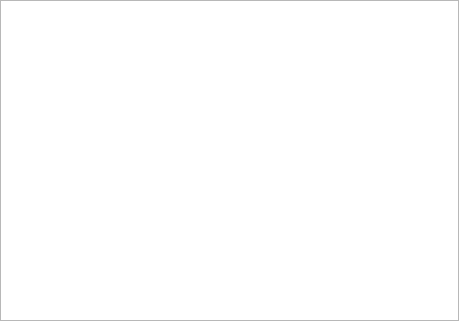
Qt form dcs/client/ui/log.ui (CLSA/cypress) before a commit.
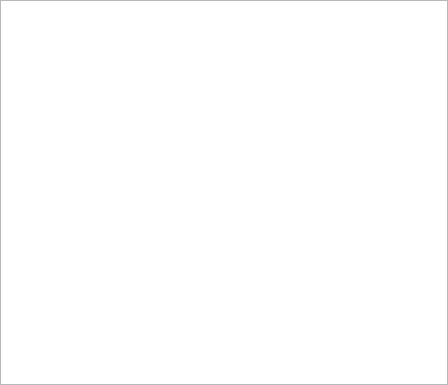
The same form after that commit.

```diff
--- a/dcs/client/ui/log.ui
+++ b/dcs/client/ui/log.ui
@@ -6,8 +6,8 @@
    <rect>
     <x>0</x>
     <y>0</y>
-    <width>459</width>
-    <height>321</height>
+    <width>448</width>
+    <height>385</height>
    </rect>
   </property>
   <property name="sizePolicy">
@@ -43,6 +43,9 @@
        <verstretch>0</verstretch>
       </sizepolicy>
      </property>
+     <property name="sizeAdjustPolicy">
+      <enum>QAbstractScrollArea::SizeAdjustPolicy::AdjustIgnored</enum>
+     </property>
      <property name="undoRedoEnabled">
       <bool>false</bool>
      </property>
```
